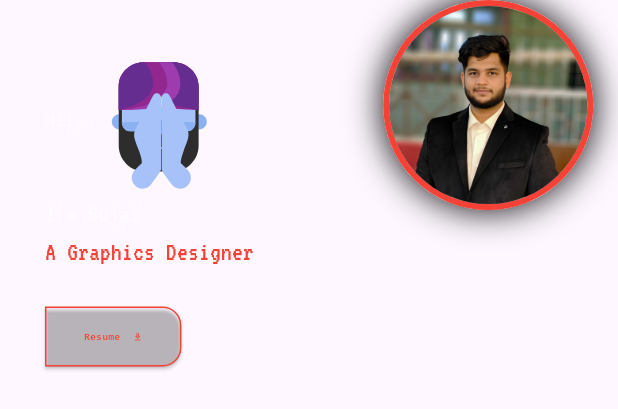
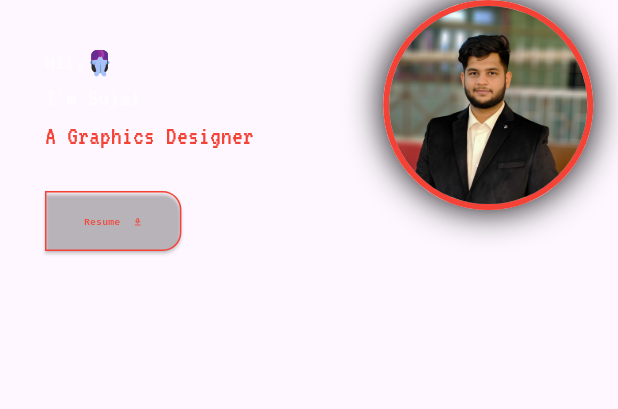
Before and after one commit to geeksks88/personal_portfolio, a Flutter app: the MiddleDesktop widget shown alone on an empty page, opened directly, on a phone screen of 412 x 824 dp. Shown: the top 409 px of the screen. Run offline on Flutter 3.47's test engine with Material 3 defaults, Android fonts, the phone set to English and light mode, and no system bars; drawn by our look-alikes of animated_text_kit; our stand-ins replace google_fonts, line_icons, lottie, shared_preferences; missing offline and left inert: circle_list, dart:html; accounts and stored records are empty.

Commit message:
namaste calibareted

```diff
--- a/lib/widgets/middle_desktop.dart
+++ b/lib/widgets/middle_desktop.dart
@@ -34,7 +34,10 @@ class MiddleDesktop extends StatelessWidget {
                       "Hii,",
                       style: TextStyles(screenWidth: screenWidth * 1.2).introS,
                     ),
-                    Lottie.asset("assets/animations/namaste.json", width: 100),
+                    Lottie.asset(
+                      "assets/animations/namaste.json",
+                      width: screenWidth * 0.05,
+                    ),
                   ],
                 ),
                 Text(
```
